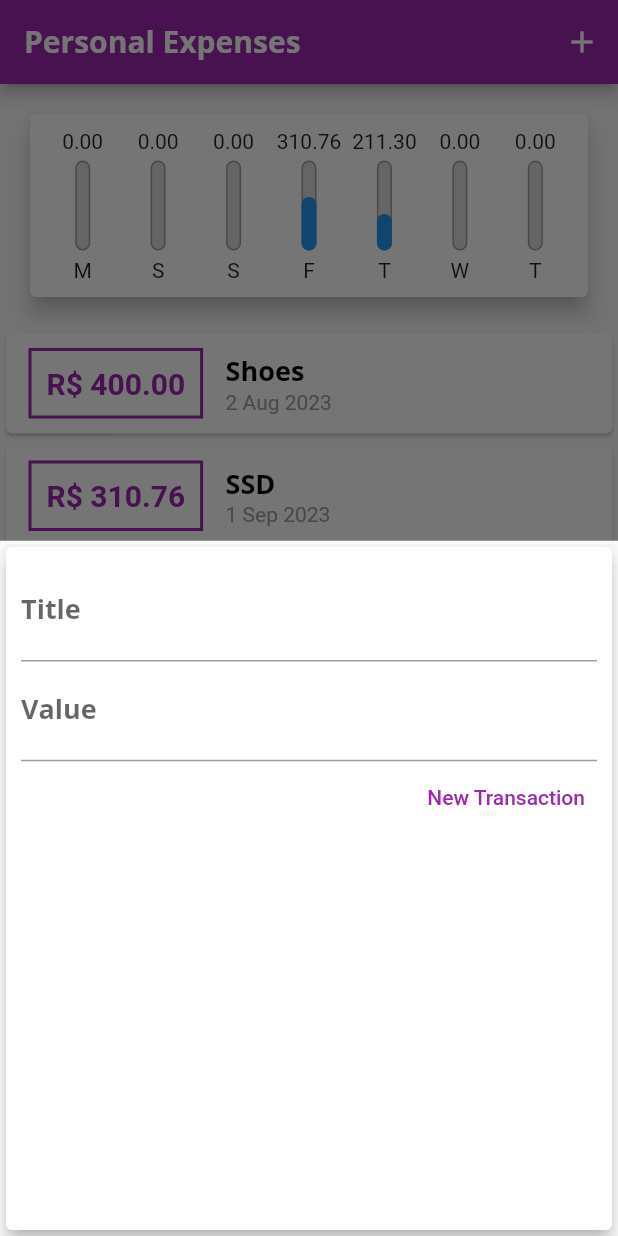
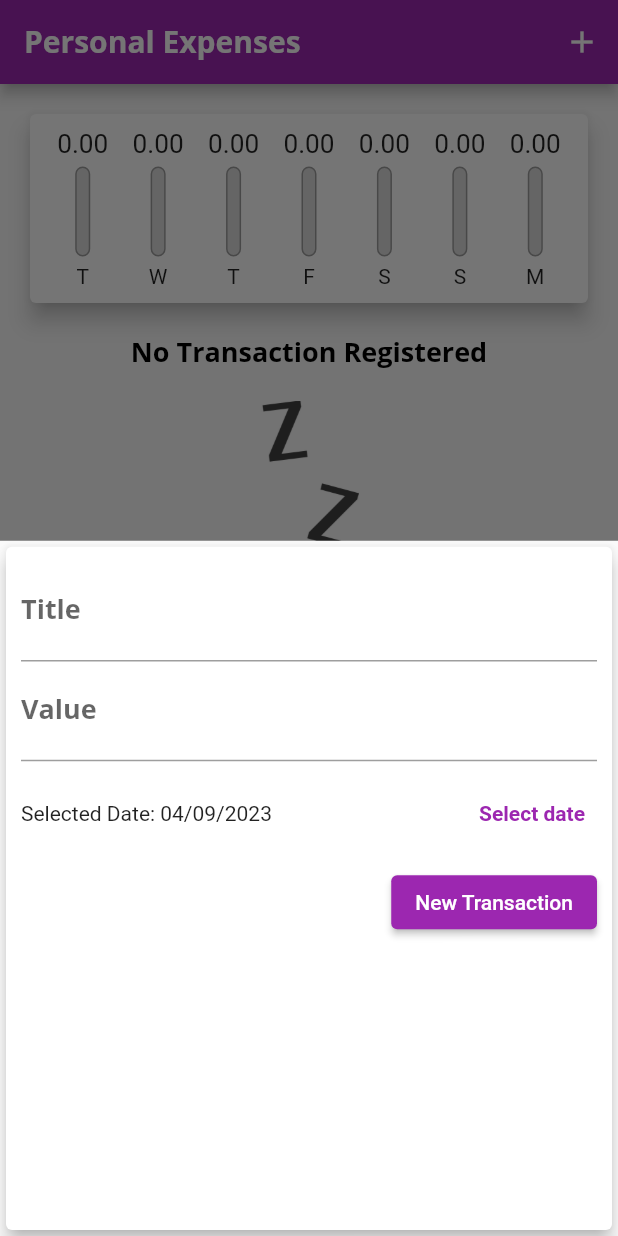
Before and after one commit to FLCampa/personal-expenses, a Flutter app: the screen it shows after launch, after a tap on the "add" icon, on a phone screen of 412 x 824 dp. Run offline on Flutter 3.47's test engine with Material 2 defaults, Android fonts, the phone set to English and light mode, and no system bars.

Commit message:
feat: implements remove transaction, datepicker and listtile

```diff
--- a/lib/components/chart.dart
+++ b/lib/components/chart.dart
@@ -30,7 +30,7 @@ class Chart extends StatelessWidget {
         'day': DateFormat.E().format(weekDay)[0],
         'value': totalSum,
       };
-    });
+    }).reversed.toList();
   }
 
   double get _weekTotalValue {
@@ -56,7 +56,9 @@ class Chart extends StatelessWidget {
               child: ChartBar(
                 label: tr['day'].toString(),
                 value: tr['value'] as double,
-                percentage: (tr['value'] as double) / _weekTotalValue,
+                percentage: _weekTotalValue == 0
+                    ? 0
+                    : (tr['value'] as double) / _weekTotalValue,
               ),
             );
           }).toList(),
--- a/lib/components/chart_bar.dart
+++ b/lib/components/chart_bar.dart
@@ -16,8 +16,11 @@ class ChartBar extends StatelessWidget {
   Widget build(BuildContext context) {
     return Column(
       children: [
-        FittedBox(
-          child: Text('${value.toStringAsFixed(2)}'),
+        Container(
+          height: 20,
+          child: FittedBox(
+            child: Text('${value.toStringAsFixed(2)}'),
+          ),
         ),
         SizedBox(height: 5),
         Container(
--- a/lib/components/transaction_form.dart
+++ b/lib/components/transaction_form.dart
@@ -1,8 +1,9 @@
 // ignore_for_file: prefer_const_constructors
 import 'package:flutter/material.dart';
+import 'package:intl/intl.dart';
 
 class TransactionForm extends StatefulWidget {
-  final void Function(String, double) onSubmit;
+  final void Function(String, double, DateTime) onSubmit;
 
   TransactionForm(this.onSubmit, {super.key});
 
@@ -11,17 +12,32 @@ class TransactionForm extends StatefulWidget {
 }
 
 class _TransactionFormState extends State<TransactionForm> {
-  final titleController = TextEditingController();
-
-  final valueController = TextEditingController();
+  final _titleController = TextEditingController();
+  final _valueController = TextEditingController();
+  DateTime _selectedDate = DateTime.now();
 
   _submitForm() {
-    final title = titleController.text;
-    final value = double.tryParse(valueController.text) ?? 0.0;
+    final title = _titleController.text;
+    final value = double.tryParse(_valueController.text) ?? 0.0;
 
-    if (title.isEmpty || value <= 0) return;
+    if (title.isEmpty || value <= 0 || _selectedDate == null) return;
 
-    widget.onSubmit(title, value);
+    widget.onSubmit(title, value, _selectedDate);
+  }
+
+  _showDatePicker() {
+    showDatePicker(
+      context: context,
+      initialDate: DateTime.now(),
+      firstDate: DateTime(2023),
+      lastDate: DateTime.now(),
+    ).then((pickedDate) {
+      if (pickedDate == null) return;
+
+      setState(() {
+        _selectedDate = pickedDate;
+      });
+    });
   }
 
   @override
@@ -32,24 +48,47 @@ class _TransactionFormState extends State<TransactionForm> {
         padding: const EdgeInsets.all(10),
         child: Column(children: [
           TextField(
-            controller: titleController,
+            controller: _titleController,
             onSubmitted: (_) => _submitForm(),
             decoration: InputDecoration(
               labelText: 'Title',
             ),
           ),
           TextField(
-            controller: valueController,
+            controller: _valueController,
             keyboardType: TextInputType.numberWithOptions(decimal: true),
             onSubmitted: (_) => _submitForm(),
             decoration: InputDecoration(
               labelText: 'Value',
             ),
           ),
+          Container(
+            height: 70,
+            child: Row(
+              children: [
+                Expanded(
+                  child: Text(
+                    _selectedDate == null
+                        ? 'No date selected'
+                        : 'Selected Date: ${DateFormat('dd/MM/y').format(_selectedDate)}',
+                  ),
+                ),
+                TextButton(
+                  child: Text(
+                    'Select date',
+                    style: TextStyle(
+                      fontWeight: FontWeight.bold,
+                    ),
+                  ),
+                  onPressed: _showDatePicker,
+                ),
+              ],
+            ),
+          ),
           Row(
             mainAxisAlignment: MainAxisAlignment.end,
             children: [
-              TextButton(
+              ElevatedButton(
                 onPressed: _submitForm,
                 child: Text('New Transaction'),
               ),
--- a/lib/components/transaction_list.dart
+++ b/lib/components/transaction_list.dart
@@ -5,13 +5,14 @@ import 'package:intl/intl.dart';
 
 class TransactionList extends StatelessWidget {
   final List<Transaction> transactions;
+  final void Function(String) onRemove;
 
-  const TransactionList(this.transactions, {super.key});
+  const TransactionList(this.transactions, this.onRemove, {super.key});
 
   @override
   Widget build(BuildContext context) {
     return SizedBox(
-      height: 490,
+      height: 530,
       child: transactions.isEmpty
           ? Column(
               children: [
@@ -32,44 +33,34 @@ class TransactionList extends StatelessWidget {
               itemBuilder: (ctx, index) {
                 final tr = transactions[index];
                 return Card(
-                  child: Row(children: [
-                    Container(
+                  elevation: 2,
                   margin: EdgeInsets.symmetric(
-                        horizontal: 15,
-                        vertical: 10,
+                    horizontal: 5,
+                    vertical: 4,
                   ),
-                      decoration: BoxDecoration(
-                        border: Border.all(
-                          color: Colors.purple,
-                          width: 2,
-                        ),
-                      ),
-                      padding: EdgeInsets.all(10),
-                      child: Text(
-                        'R\$ ${tr.value.toStringAsFixed(2)}',
-                        style: TextStyle(
-                          fontSize: 20,
-                          fontWeight: FontWeight.bold,
-                          color: Colors.purple,
+                  child: ListTile(
+                    leading: CircleAvatar(
+                      radius: 30,
+                      child: Padding(
+                        padding: EdgeInsets.all(6),
+                        child: FittedBox(
+                          child: Text('R\$${tr.value}'),
                         ),
                       ),
                     ),
-                    Column(
-                      crossAxisAlignment: CrossAxisAlignment.start,
-                      children: [
-                        Text(
+                    title: Text(
                       tr.title,
                       style: Theme.of(context).textTheme.titleMedium,
                     ),
-                        Text(
+                    subtitle: Text(
                       DateFormat('d MMM y').format(tr.date),
-                          style: TextStyle(
-                            color: Colors.grey,
+                    ),
+                    trailing: IconButton(
+                      icon: Icon(Icons.delete),
+                      color: Theme.of(context).colorScheme.error,
+                      onPressed: () => onRemove(tr.id),
                     ),
                   ),
-                      ],
-                    )
-                  ]),
                 );
               },
             ),
--- a/lib/main.dart
+++ b/lib/main.dart
@@ -51,26 +51,7 @@ class MyHomePage extends StatefulWidget {
 }
 
 class _MyHomePageState extends State<MyHomePage> {
-  final List<Transaction> _transactions = [
-    Transaction(
-      id: 't0',
-      title: 'Shoes',
-      value: 400.00,
-      date: DateTime.now().subtract(Duration(days: 33)),
-    ),
-    Transaction(
-      id: 't1',
-      title: 'SSD',
-      value: 310.76,
-      date: DateTime.now().subtract(Duration(days: 3)),
-    ),
-    Transaction(
-      id: 't2',
-      title: 'RAM',
-      value: 211.30,
-      date: DateTime.now().subtract(Duration(days: 4)),
-    ),
-  ];
+  final List<Transaction> _transactions = [];
 
   List<Transaction> get _recentTransactions {
     return _transactions.where((tr) {
@@ -80,12 +61,12 @@ class _MyHomePageState extends State<MyHomePage> {
     }).toList();
   }
 
-  _addTransaction(String title, double value) {
+  _addTransaction(String title, double value, DateTime date) {
     final newTransaction = Transaction(
       id: Random().nextDouble().toString(),
       title: title,
       value: value,
-      date: DateTime.now(),
+      date: date,
     );
 
     setState(() {
@@ -94,6 +75,12 @@ class _MyHomePageState extends State<MyHomePage> {
 
     //close modal
     Navigator.of(context).pop();
+  }
+
+  _removeTransaction(String id) {
+    setState(() {
+      _transactions.removeWhere((tr) => tr.id == id);
+    });
   }
 
   _openTransactionFormModal(BuildContext context) {
@@ -123,7 +110,7 @@ class _MyHomePageState extends State<MyHomePage> {
           crossAxisAlignment: CrossAxisAlignment.stretch, //ocupa todo espaco
           children: [
             Chart(_recentTransactions),
-            TransactionList(_transactions),
+            TransactionList(_transactions, _removeTransaction),
           ],
         ),
       ),
```
Lines whose indentation alone changed are shown as unchanged.
